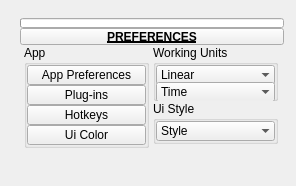
Before: the Qt Designer form tentacle/ui/uiLevel_3/preferences.ui in m3trik/tentacle, drawn with Qt 5.
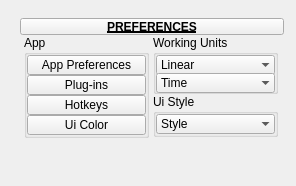
After: the same form once the commit is applied. Custom widgets are drawn as their Qt base class.

Patch:
```diff
--- a/tentacle/ui/uiLevel_3/preferences.ui
+++ b/tentacle/ui/uiLevel_3/preferences.ui
@@ -51,7 +51,7 @@
      <property name="spacing">
       <number>0</number>
      </property>
-     <item row="1" column="1" colspan="2">
+     <item row="0" column="1" colspan="2">
       <widget class="PushButtonDraggable" name="draggable_header">
        <property name="minimumSize">
         <size>
@@ -80,35 +80,7 @@
        </property>
       </widget>
      </item>
-     <item row="0" column="1" colspan="2">
-      <widget class="ProgressBar" name="progressBar">
-       <property name="sizePolicy">
-        <sizepolicy hsizetype="Ignored" vsizetype="Fixed">
-         <horstretch>0</horstretch>
-         <verstretch>0</verstretch>
-        </sizepolicy>
-       </property>
-       <property name="minimumSize">
-        <size>
-         <width>0</width>
-         <height>10</height>
-        </size>
-       </property>
-       <property name="maximumSize">
-        <size>
-         <width>16777215</width>
-         <height>10</height>
-        </size>
-       </property>
-       <property name="value">
-        <number>0</number>
-       </property>
-       <property name="textVisible">
-        <bool>false</bool>
-       </property>
-      </widget>
-     </item>
-     <item row="2" column="1" colspan="2">
+     <item row="1" column="1" colspan="2">
       <layout class="QHBoxLayout" name="horizontalLayout">
        <item>
         <layout class="QVBoxLayout" name="verticalLayout">
@@ -451,11 +423,6 @@
    <extends>QPushButton</extends>
    <header>widgets.pushbuttondraggable.h</header>
   </customwidget>
-  <customwidget>
-   <class>ProgressBar</class>
-   <extends>QProgressBar</extends>
-   <header>widgets.progressbar.h</header>
-  </customwidget>
   <customwidget>
    <class>ComboBox</class>
    <extends>QComboBox</extends>
```
